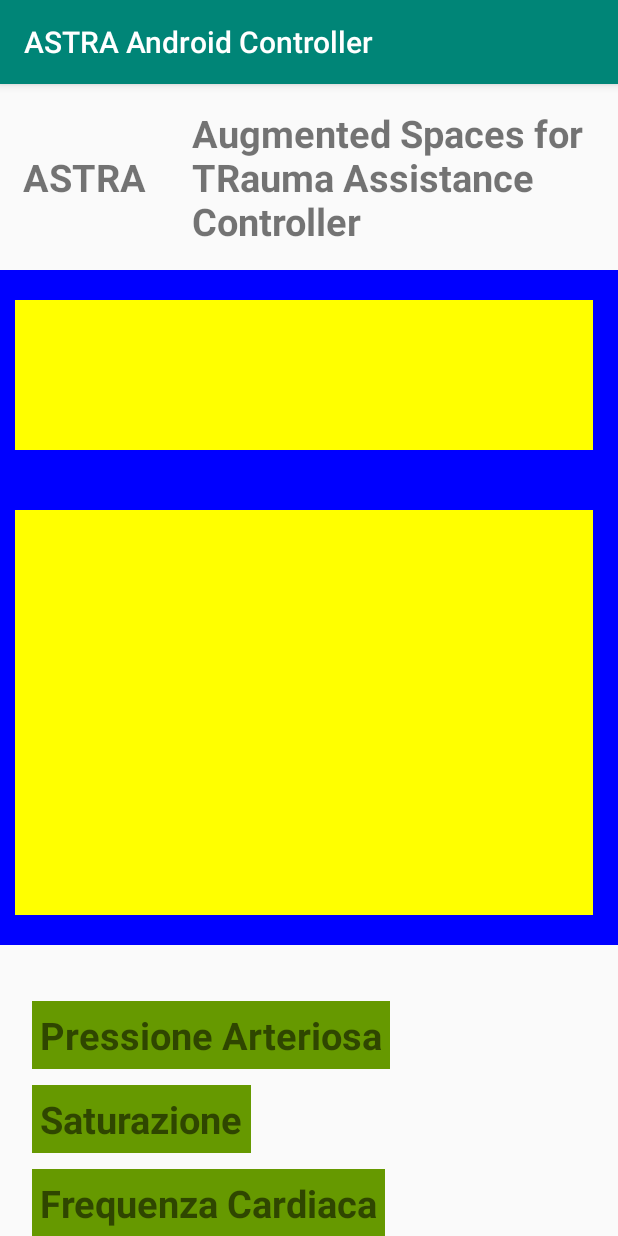
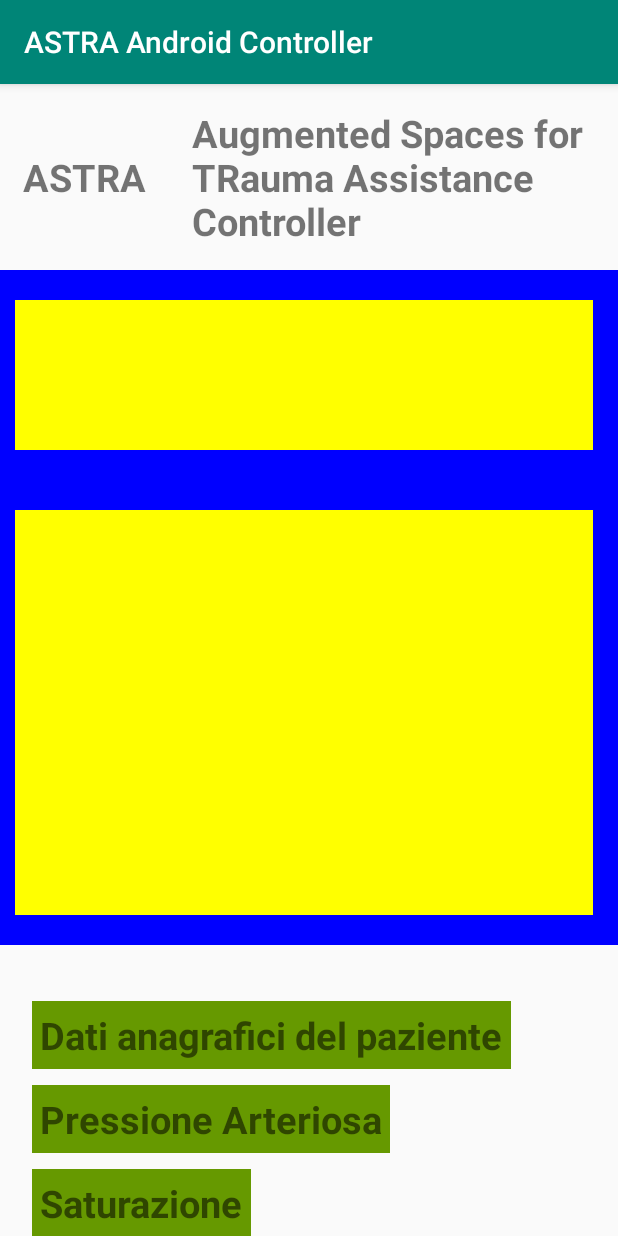
Before and after one commit to manuBottax/ASTRA-AndroidRoomManager, an Android app: the screen it shows after launch (MainActivity), on a phone screen of 412 x 824 dp. Run offline under Robolectric (Android 15) with nearby library versions, the phone set to English and light mode, and no system bars; our stand-ins replace Volley.

Commit message:
updated data visualize-monitor type

```diff
--- a/app/src/main/java/it/unibo/students/manuel_bottazzi/astraandroidcontroller/MainActivity.java
+++ b/app/src/main/java/it/unibo/students/manuel_bottazzi/astraandroidcontroller/MainActivity.java
@@ -138,6 +138,9 @@ public class MainActivity extends AppCompatActivity implements View.OnDragListen
         //TODO: recuperare i dati disponibili dal sistema -> aggiornare man mano che diventano disponibili
         // DATI DI ESEMPIO
 
+        //Personal Data
+        lst.add(new PatientData("Dati anagrafici del paziente", "patient_details", PatientData.DataCategory.VISUALISATION_ONLY));
+
         // Vital Parameters
         lst.add(new PatientData("Pressione Arteriosa", "blood_pressure"));
         lst.add(new PatientData("Saturazione", "spO2"));
@@ -145,26 +148,23 @@ public class MainActivity extends AppCompatActivity implements View.OnDragListen
         lst.add(new PatientData("Temperatura", "temperature"));
 
         //Biometrical Data
-        lst.add(new PatientData("Livello CO2", "CO2_level", PatientData.DataCategory.MONITORING_ONLY));
-        lst.add(new PatientData("Emogas Analisi", "ega", PatientData.DataCategory.MONITORING_ONLY));
-        lst.add(new PatientData("Rotem", "rotem", PatientData.DataCategory.MONITORING_ONLY));
+        lst.add(new PatientData("Livello CO2", "CO2_level"));
+        lst.add(new PatientData("Emogas Analisi", "ega"));
+        lst.add(new PatientData("Rotem", "rotem"));
 
         //Diagnostic data
+        lst.add(new PatientData("Esami del sangue", "blood_tests", PatientData.DataCategory.VISUALISATION_ONLY));
+        lst.add(new PatientData("ECG", "ecg", PatientData.DataCategory.VISUALISATION_ONLY));
         lst.add(new PatientData("RX Torace", "chest_rx", PatientData.DataCategory.VISUALISATION_ONLY));
         lst.add(new PatientData("TAC", "tac", PatientData.DataCategory.VISUALISATION_ONLY));
-        lst.add(new PatientData("ECG", "ecg"));
-        lst.add(new PatientData("Esami del sangue", "blood_tests", PatientData.DataCategory.VISUALISATION_ONLY));
 
         //Temporal Data
-        //lst.add(new PatientData("Tempo Stimato di arrivo", "eta", PatientData.DataCategory.MONITORING_ONLY));
-        lst.add(new PatientData("Tempo Totale", "total_time", PatientData.DataCategory.MONITORING_ONLY));
-        lst.add(new PatientData("Tempo Procedura", "procedure_time", PatientData.DataCategory.MONITORING_ONLY));
-
-        //Personal Data
-        lst.add(new PatientData("Dati anagrafici del paziente", "patient_details", PatientData.DataCategory.VISUALISATION_ONLY));
+        lst.add(new PatientData("Tempo Stimato di arrivo", "eta"));
+        lst.add(new PatientData("Tempo Totale", "total_time"));
+        //lst.add(new PatientData("Tempo Procedura", "procedure_time", PatientData.DataCategory.MONITORING_ONLY));
 
         //Trauma Tracker Data
-        lst.add(new PatientData("Report Trauma Tracker", "tt_report"));
+        //lst.add(new PatientData("Report Trauma Tracker", "tt_report"));
 
         //Environment Data
         lst.add(new PatientData("Sacche di sangue utilizzate", "used_blood_unit"));
```
